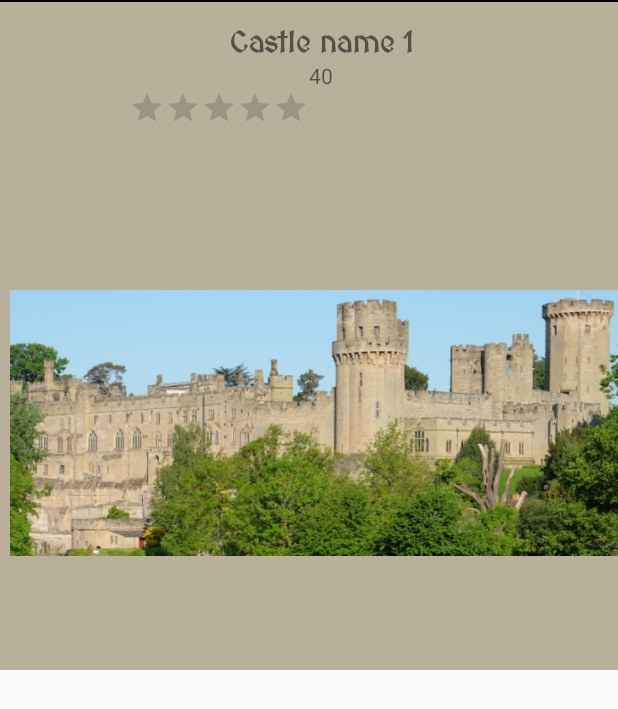
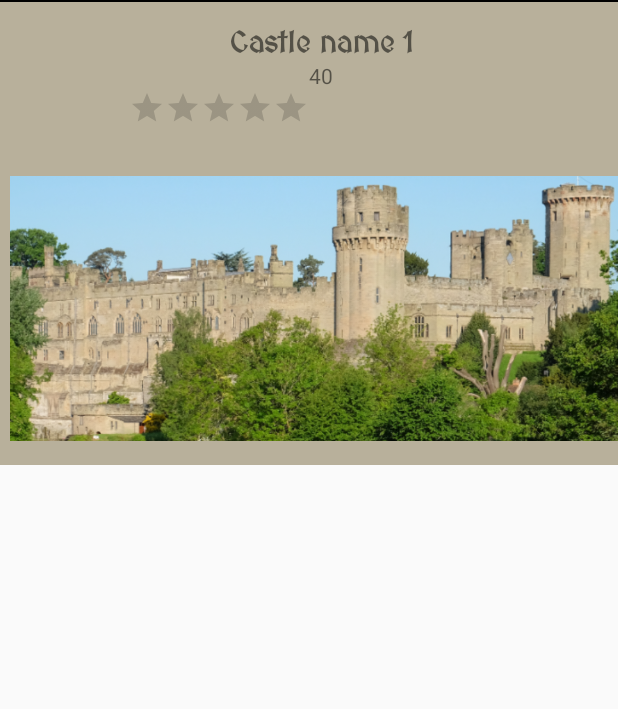
Before and after one commit to RJLgit/CastleAppNF, an Android app: the layout list_item_layout.xml on its own in the app's theme, with its tools: preview values and no code run, on a phone screen of 412 x 824 dp. Shown: the top 709 px of the screen. Run offline under Robolectric (Android 15) with nearby library versions, the phone set to English and light mode, and no system bars.

Commit message:
Removed unneccessary space around image views

```diff
--- a/app/src/main/res/layout-w1000dp/list_item_layout.xml
+++ b/app/src/main/res/layout-w1000dp/list_item_layout.xml
@@ -49,7 +49,9 @@
         app:layout_constraintEnd_toEndOf="parent"
         app:layout_constraintStart_toEndOf="@+id/castleNameTextView"
         app:layout_constraintTop_toTopOf="parent"
-        app:srcCompat="@drawable/warwick_castle" />
+        app:srcCompat="@drawable/warwick_castle"
+        android:adjustViewBounds="true"
+        />
 
     <RatingBar
         android:id="@+id/myRatingBar"
--- a/app/src/main/res/layout/list_item_layout.xml
+++ b/app/src/main/res/layout/list_item_layout.xml
@@ -45,16 +45,17 @@
         android:layout_width="wrap_content"
         android:layout_height="wrap_content"
         android:layout_marginStart="16dp"
-        android:layout_marginTop="16dp"
         android:layout_marginEnd="4dp"
         android:layout_marginBottom="16dp"
+        android:adjustViewBounds="true"
         app:layout_constraintBottom_toBottomOf="parent"
         app:layout_constraintEnd_toEndOf="parent"
         app:layout_constraintHorizontal_bias="0.475"
         app:layout_constraintStart_toStartOf="parent"
         app:layout_constraintTop_toBottomOf="@id/myRatingBar"
         app:layout_constraintVertical_bias="1.0"
-        app:srcCompat="@drawable/warwick_castle" />
+        app:srcCompat="@drawable/warwick_castle"
+        android:padding="0dp"/>
 
     <RatingBar
         android:id="@+id/myRatingBar"
@@ -66,7 +67,7 @@
         android:scaleY="0.5"
         android:stepSize="0.1"
         android:transformPivotX="0dp"
-
+        android:padding="0dp"
         android:visibility="visible"
 
         app:layout_constraintEnd_toEndOf="parent"
```
